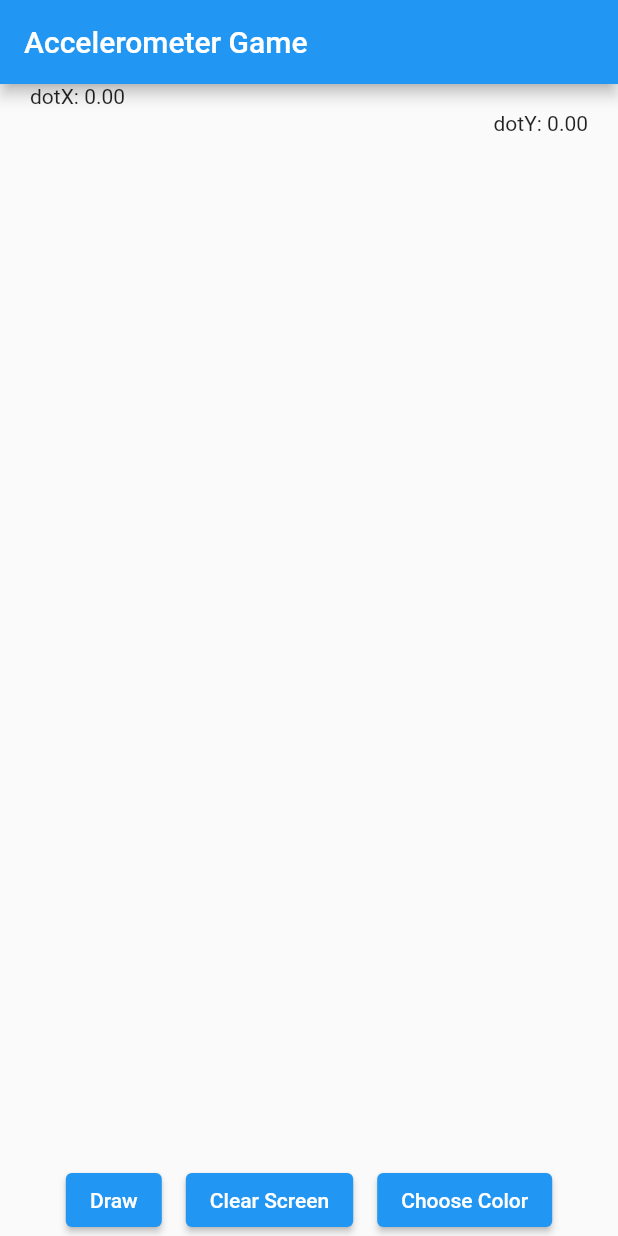
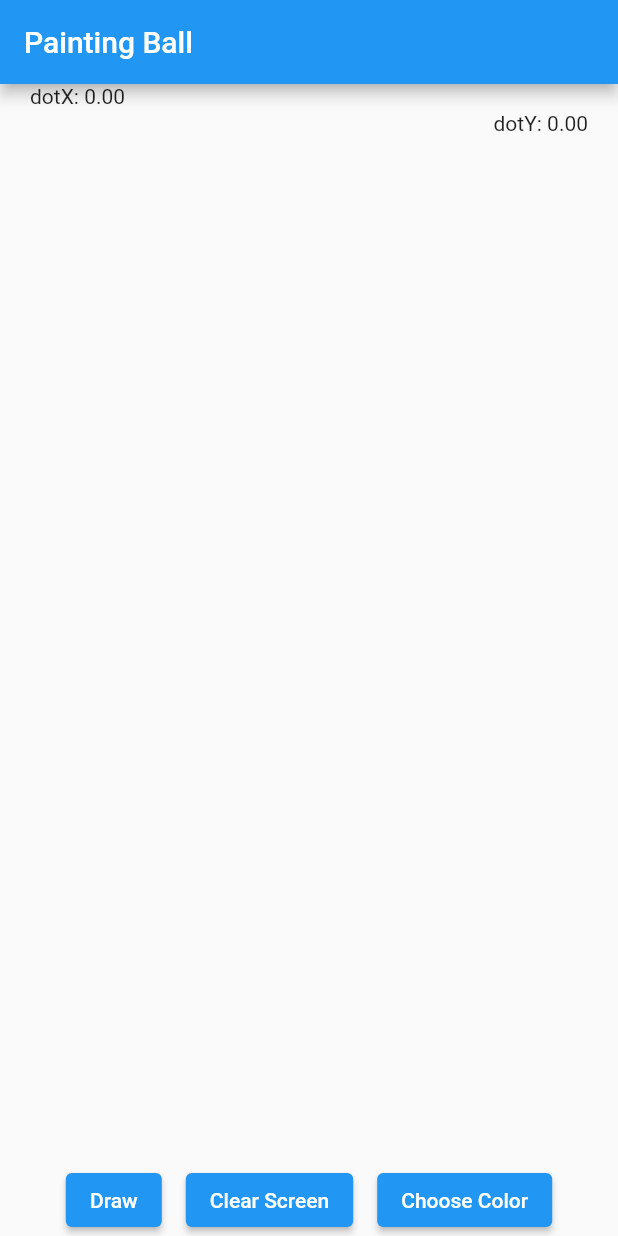
Before and after one commit to Javandroid0/paint_With_ball, a Flutter app: the screen it shows after launch, on a phone screen of 412 x 824 dp. Run offline on Flutter 3.47's test engine with Material 2 defaults, Android fonts, the phone set to English and light mode, and no system bars; our stand-ins replace flutter_colorpicker, sensors.

Commit message:
a few changes

```diff
--- a/lib/main.dart
+++ b/lib/main.dart
@@ -99,17 +99,12 @@ class _GameScreenState extends State<GameScreen> {
   void startDraw() {
     draw = true;
     colors.add(selectedColor);
-    //print(selectedColor);
-    //print(linePathColors);
   }
 
   void stopDraw() {
     draw = false;
-    //linePathColors.removeLast();
     paths.add(linePath);
     linePath = [];
-
-    //print(paths);
   }
 
   void openColorPickerDialog(BuildContext context) {
@@ -148,7 +143,7 @@ class _GameScreenState extends State<GameScreen> {
   Widget build(BuildContext context) {
     return Scaffold(
       appBar: AppBar(
-        title: const Text('Accelerometer Game'),
+        title: const Text('Painting Ball'),
       ),
       body: Column(
         children: [
@@ -229,8 +224,13 @@ class BallPainter extends CustomPainter {
   final Color color; // Added color property
   final List<Color> colors;
 
-  BallPainter(this.ballPath, this.color, this.paths, this.linePath,
-      this.colors); // Updated constructor
+  BallPainter(
+    this.ballPath,
+    this.color,
+    this.paths,
+    this.linePath,
+    this.colors,
+  ); // Updated constructor
 
   @override
   void paint(Canvas canvas, Size size) {
@@ -249,30 +249,6 @@ class BallPainter extends CustomPainter {
       }
     }
   }
-
-  // void _drawPaths(Canvas canvas) {
-  //   final paint = Paint()
-  //     ..color = color // Use the selected color
-  //     ..strokeWidth = 4;
-  //   for (final path in paths) {
-  //     for (int i = 1; i < path.length; i++) {
-  //       canvas.drawLine(path[i - 1], path[i], paint);
-  //     }
-  //   }
-  // }
-
-  // void _drawPaths(Canvas canvas) {
-  //   for (int i = 0; i < paths.length; i++) {
-  //     final paint = Paint()
-  //       ..color = linePathColors[i] // Use the color for the current linePath
-  //       ..strokeWidth = 4;
-
-  //     final path = paths[i];
-  //     for (int j = 1; j < path.length; j++) {
-  //       canvas.drawLine(path[j - 1], path[j], paint);
-  //     }
-  //   }
-  // }
 
   void _drawLine(Canvas canvas) {
     for (int i = 1; i < linePath.length; i++) {
```
